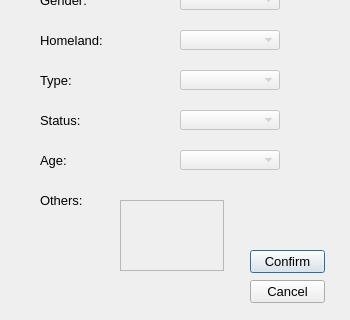
Qt form refugeeinfowin.ui (limalayla/PadID_Humanitaire) before a commit; both pictures show x 0 to 350 and y 180 to 500 of the 350 by 500 pixel window.
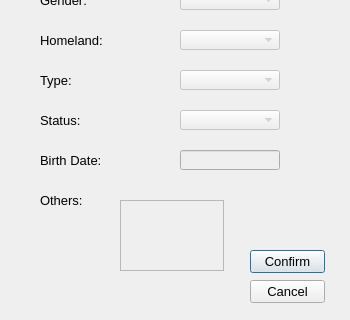
The same form after that commit. Icons and pictures are not drawn.

Commit message: Start of the transition with the new DB

```diff
--- a/refugeeinfowin.ui
+++ b/refugeeinfowin.ui
@@ -81,7 +81,7 @@
     <rect>
      <x>40</x>
      <y>330</y>
-     <width>100</width>
+     <width>111</width>
      <height>20</height>
     </rect>
    </property>
@@ -91,7 +91,7 @@
     </font>
    </property>
    <property name="text">
-    <string>Age:</string>
+    <string>Birth Date:</string>
    </property>
   </widget>
   <widget class="QPushButton" name="btn_ok">
@@ -268,19 +268,6 @@
     </rect>
    </property>
   </widget>
-  <widget class="QComboBox" name="combo_age">
-   <property name="enabled">
-    <bool>false</bool>
-   </property>
-   <property name="geometry">
-    <rect>
-     <x>180</x>
-     <y>330</y>
-     <width>100</width>
-     <height>20</height>
-    </rect>
-   </property>
-  </widget>
   <widget class="QPlainTextEdit" name="text_misc">
    <property name="enabled">
     <bool>false</bool>
@@ -297,6 +284,19 @@
     <string/>
    </property>
   </widget>
+  <widget class="QLineEdit" name="text_birthDate">
+   <property name="enabled">
+    <bool>false</bool>
+   </property>
+   <property name="geometry">
+    <rect>
+     <x>180</x>
+     <y>330</y>
+     <width>100</width>
+     <height>20</height>
+    </rect>
+   </property>
+  </widget>
  </widget>
  <resources/>
  <connections/>
```
The commit also changes 2 other files.
